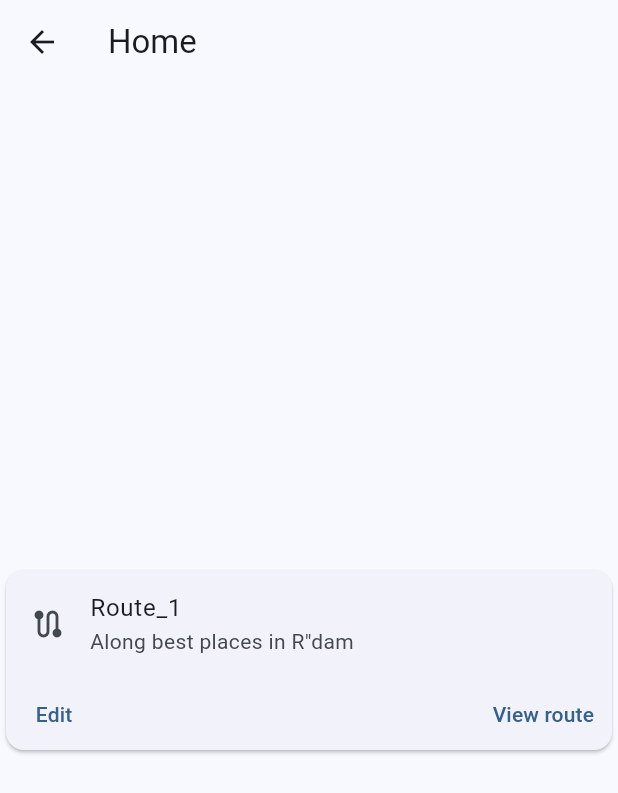
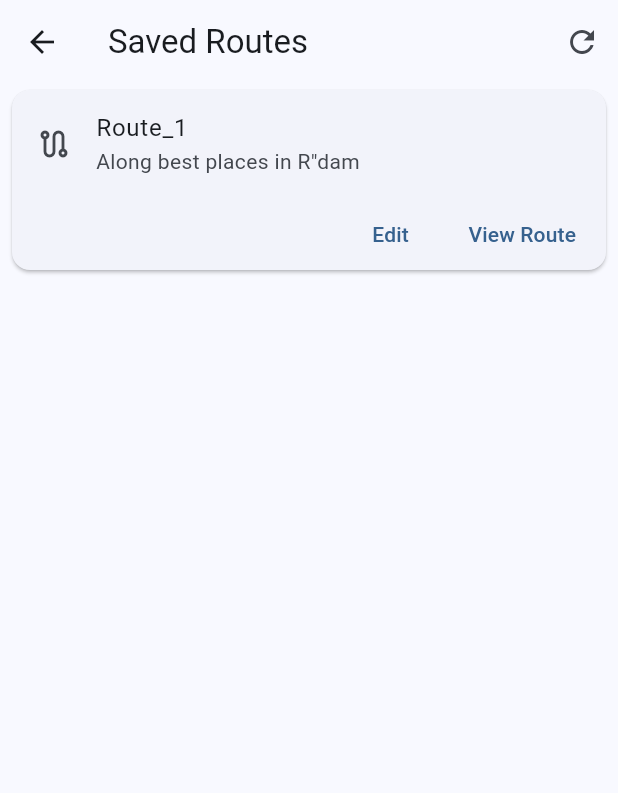
Before and after one commit to Vonk5-DreamTeam-IDP-HRO/FlutterNavigation, a Flutter app: the HomeScreen screen opened directly, on a phone screen of 412 x 824 dp. Shown: the top 793 px of the screen. Run offline on Flutter 3.47's test engine with Material 3 defaults, Android fonts, the phone set to English and light mode, and no system bars; our stand-ins replace flutter_dotenv, flutter_map, latlong2, webview_flutter.

Commit message:
Refactor: Implement MVVM infrastructure pattern by adding viewmodels & split viewmodel and view based on MVVM pattern.

```diff
--- a/lib/features/home/home_screen.dart
+++ b/lib/features/home/home_screen.dart
@@ -1,50 +1,99 @@
 import 'package:flutter/material.dart';
 import 'package:provider/provider.dart';
-import 'package:osm_navigation/core/providers/app_state.dart';
-import 'package:osm_navigation/core/navigation/navigation.dart';
+import './home_viewmodel.dart';
 
+/// HomeScreen: The View component for the home/route list feature.
+/// Displays a list of saved routes fetched via [HomeViewModel].
+/// Delegates user actions (view, edit) to the ViewModel.
 class HomeScreen extends StatelessWidget {
   const HomeScreen({super.key});
 
   @override
   Widget build(BuildContext context) {
+    /// Watch the HomeViewModel to rebuild when the list of routes or loading/error state changes.
+    final viewModel = context.watch<HomeViewModel>();
+
     return Scaffold(
-      appBar: AppBar(title: const Text('Home')),
-      body: Center(
-        child: Card(
+      appBar: AppBar(
+        title: const Text('Saved Routes'),
+        actions: [
+          IconButton(
+            icon: const Icon(Icons.refresh),
+            onPressed: () => context.read<HomeViewModel>().fetchRoutes(),
+            tooltip: 'Refresh Routes',
+          ),
+        ],
+      ),
+      body: _buildBody(context, viewModel),
+    );
+  }
+
+  Widget _buildBody(BuildContext context, HomeViewModel viewModel) {
+    // Display loading indicator
+    if (viewModel.isLoading) {
+      return const Center(child: CircularProgressIndicator());
+    }
+
+    // Display error message
+    if (viewModel.errorMessage != null) {
+      return Center(
+        child: Padding(
+          padding: const EdgeInsets.all(16.0),
+          child: Text(
+            'Error: ${viewModel.errorMessage}',
+            style: TextStyle(color: Theme.of(context).colorScheme.error),
+            textAlign: TextAlign.center,
+          ),
+        ),
+      );
+    }
+
+    // Display message if no routes are available
+    if (viewModel.routes.isEmpty) {
+      return const Center(child: Text('No saved routes found.'));
+    }
+
+    // Display the list of routes
+    return ListView.builder(
+      itemCount: viewModel.routes.length,
+      itemBuilder: (context, index) {
+        final route = viewModel.routes[index];
+        return Card(
+          margin: const EdgeInsets.symmetric(horizontal: 8.0, vertical: 4.0),
           child: Column(
-            mainAxisAlignment: MainAxisAlignment.center,
             mainAxisSize: MainAxisSize.min,
             children: <Widget>[
-              const ListTile(
-                leading: Icon(Icons.route),
-                title: Text('Route_1'),
-                subtitle: Text('Along best places in R"dam'),
+              ListTile(
+                leading: const Icon(Icons.route_outlined),
+                title: Text(route.title),
+                subtitle: Text(route.subtitle),
               ),
-              Row(
-                mainAxisAlignment: MainAxisAlignment.spaceBetween,
+              Padding(
+                padding: const EdgeInsets.symmetric(horizontal: 8.0),
+                child: Row(
+                  mainAxisAlignment: MainAxisAlignment.end,
                   children: <Widget>[
-                  TextButton(onPressed: () {}, child: const Text('Edit')),
                     TextButton(
                       onPressed: () {
-                      final appState = Provider.of<AppState>(
-                        context,
-                        listen: false,
-                      );
-                      appState.changeTab(
-                        MainScreen.mapIndex,
-                      ); // TODO: Change to CesiumMapScreen index & load route
+                        /// Use read() in callbacks to trigger ViewModel actions.
+                        context.read<HomeViewModel>().editRoute(route.id);
                       },
-                    child: const Text(
-                      'View route',
-                    ), // TODO: Revisit this button's purpose/target
+                      child: const Text('Edit'),
                     ),
-                ],
+                    const SizedBox(width: 8), // Spacing between buttons
+                    TextButton(
+                      onPressed: () {
+                        context.read<HomeViewModel>().viewRoute(route.id);
+                      },
+                      child: const Text('View Route'),
                     ),
                   ],
                 ),
               ),
+            ],
           ),
+        );
+      },
     );
   }
 }
--- /dev/null
+++ b/lib/features/home/home_viewmodel.dart
@@ -0,0 +1,74 @@
+import 'package:flutter/material.dart';
+
+// TODO: Define a RouteModel class to represent route data structure
+// For now, using a simple Map or a placeholder class
+class RouteSummary {
+  final String id;
+  final String title;
+  final String subtitle;
+
+  RouteSummary({required this.id, required this.title, required this.subtitle});
+}
+
+class HomeViewModel extends ChangeNotifier {
+  // --- State ---
+
+  // Example list of routes. In a real app, this would be fetched from a repository/service.
+  final List<RouteSummary> _routes = [
+    RouteSummary(
+      id: 'route_1',
+      title: 'Route_1',
+      subtitle: 'Along best places in R"dam',
+    ),
+    // Add more sample routes if needed
+    // RouteSummary(id: 'route_2', title: 'Historic Delfshaven Walk', subtitle: 'Explore the old harbour'),
+  ];
+  List<RouteSummary> get routes =>
+      List.unmodifiable(_routes); // Expose an unmodifiable list
+
+  bool _isLoading = false;
+  bool get isLoading => _isLoading;
+
+  String? _errorMessage;
+  String? get errorMessage => _errorMessage;
+
+  // --- Actions ---
+
+  // Example method to simulate fetching routes
+  Future<void> fetchRoutes() async {
+    _isLoading = true;
+    _errorMessage = null;
+    notifyListeners();
+
+    // Simulate network delay
+    await Future.delayed(const Duration(seconds: 1));
+
+    try {
+      // In a real app, fetch data from a service/repository here
+      // For now, we just use the hardcoded list.
+      // If fetching fails, set _errorMessage
+    } catch (e) {
+      _errorMessage = 'Failed to load routes: $e';
+    } finally {
+      _isLoading = false;
+      notifyListeners();
+    }
+  }
+
+  // Method to handle editing a route (placeholder)
+  void editRoute(String routeId) {
+    debugPrint('Edit route requested: $routeId');
+    // TODO: Implement navigation to an edit screen or show editing UI
+  }
+
+  // Method to handle viewing a route (placeholder - might involve navigation and passing data)
+  // This might interact with AppState or another ViewModel (like MapViewModel)
+  void viewRoute(String routeId) {
+    debugPrint('View route requested: $routeId');
+    // TODO: Implement logic to load the selected route onto the map.
+    // This could involve:
+    // 1. Finding the route details (waypoints etc.) based on routeId.
+    // 2. Calling a method on MapViewModel to load/display the route.
+    // 3. Possibly navigating to the map tab using AppState.changeTab().
+  }
+}
--- /dev/null
+++ b/lib/features/map/map_viewmodel.dart
@@ -0,0 +1,102 @@
+import 'package:flutter/material.dart';
+import 'package:latlong2/latlong.dart';
+import 'package:flutter_map/flutter_map.dart';
+import './services/valhalla_service.dart';
+// TODO: Import Model classes when created (e.g., RouteModel)
+
+class MapViewModel extends ChangeNotifier {
+  final ValhallaService _valhallaService =
+      ValhallaService(); // Dependency Injection could be used here for better testing
+  final MapController mapController = MapController();
+
+  // --- State ---
+  LatLng _currentCenter = const LatLng(
+    51.92,
+    4.48,
+  ); // Default: Rotterdam center
+  LatLng get currentCenter => _currentCenter;
+
+  double _currentZoom = 13.0;
+  double get currentZoom => _currentZoom;
+
+  List<LatLng> _routePolyline = [];
+  List<LatLng> get routePolyline =>
+      _routePolyline; // The decoded polyline for drawing
+
+  // TODO: Add state for the full route details (duration, distance, etc.) from a RouteModel
+
+  bool _isLoading = false;
+  bool get isLoading => _isLoading; // To show loading indicators in the View
+
+  String? _errorMessage;
+  String? get errorMessage =>
+      _errorMessage; // To show error messages in the View
+
+  // --- Actions ---
+
+  /// Fetches an optimized route from Valhalla based on waypoints.
+  Future<void> fetchRoute(List<LatLng> waypoints) async {
+    if (waypoints.length < 2) {
+      _errorMessage = 'Please provide at least two points for a route.';
+      notifyListeners();
+      return;
+    }
+
+    _isLoading = true;
+    _errorMessage = null; // Clear previous errors
+    _routePolyline = []; // Clear previous route
+    notifyListeners();
+
+    try {
+      final routeData = await _valhallaService.getOptimizedRoute(waypoints);
+      // TODO: Convert routeData['route'] into a strongly-typed RouteModel object
+      // For now, just extract the decoded polyline
+      _routePolyline = routeData['decodedPolyline'] as List<LatLng>? ?? [];
+      if (_routePolyline.isEmpty) {
+        _errorMessage = 'Route found, but no shape data available.';
+      }
+    } catch (e) {
+      debugPrint('Error fetching route in MapViewModel: $e');
+      _errorMessage = 'Failed to fetch route: ${e.toString()}';
+      _routePolyline = []; // Ensure route is cleared on error
+    } finally {
+      _isLoading = false;
+      notifyListeners();
+    }
+  }
+
+  /// Called by the View when the map's position changes.
+  // Changed 'MapPosition' to 'dynamic' as a diagnostic step to bypass persistent analyzer error.
+  // If the app runs, the error is likely an analyzer issue. If it crashes here, the type is incorrect.
+  void onMapPositionChanged(dynamic position, bool hasGesture) {
+    // Only update state if the change wasn't triggered programmatically (e.g., by mapController.move)
+    // Or decide if you always want to track the center/zoom
+    if (hasGesture) {
+      bool changed = false;
+      if (position.center != null && position.center != _currentCenter) {
+        _currentCenter = position.center!;
+        changed = true;
+      }
+      if (position.zoom != null && position.zoom != _currentZoom) {
+        _currentZoom = position.zoom!;
+        changed = true;
+      }
+      // Only notify if something actually changed due to user gesture
+      // Avoids potential loops if programmatic moves also trigger this.
+      // Consider if you need this state updated for other UI elements.
+      if (changed) {
+        // Notify listeners only if the state actually changed due to user interaction.
+        notifyListeners();
+      }
+    }
+  }
+
+  /// Example method to move the map programmatically
+  void centerMapOn(LatLng location) {
+    _currentCenter = location;
+    mapController.move(location, _currentZoom); // Use the controller
+    // No need to notifyListeners here if the map widget handles the move internally
+  }
+
+  // TODO: Add methods for handling map taps, adding/removing markers, etc.
+}
```
Also changed, not shown: lib/features/map/map_screen.dart (+106 -21 lines). Lines whose indentation alone changed are shown as unchanged.
